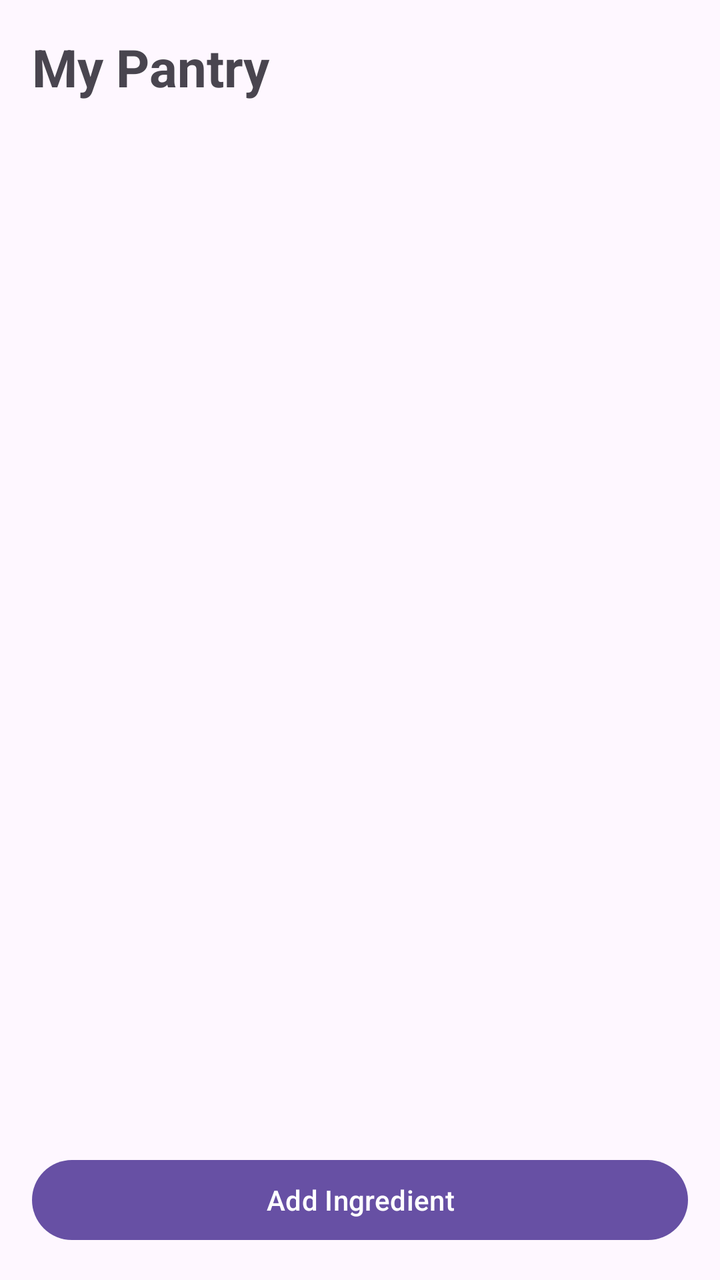
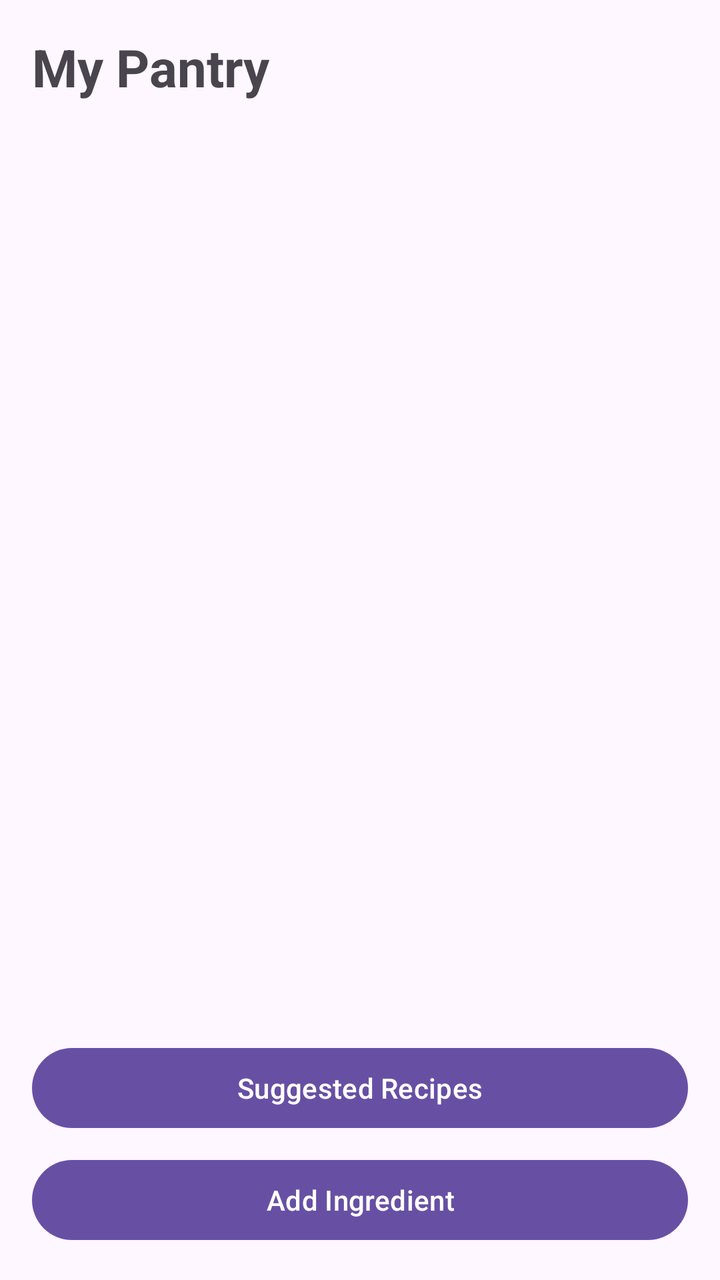

The first picture is an Android layout as it rendered before a commit; the second is the same layout after the commit. The layout source and the unified diff follow.
<!-- AndroidManifest.xml: application theme Theme.SmartPantryManager -->
<!-- res/layout/activity_main.xml -->
<?xml version="1.0" encoding="utf-8"?>
<LinearLayout xmlns:android="http://schemas.android.com/apk/res/android"
    android:layout_width="match_parent"
    android:layout_height="match_parent"
    android:orientation="vertical"
    android:padding="16dp">

    <TextView
        android:id="@+id/tvPantryTitle"
        android:layout_width="wrap_content"
        android:layout_height="wrap_content"
        android:text="My Pantry"
        android:textSize="26sp"
        android:textStyle="bold"
        android:layout_marginBottom="12dp" />

    <androidx.recyclerview.widget.RecyclerView
        android:id="@+id/recyclerViewPantry"
        android:layout_width="match_parent"
        android:layout_height="0dp"
        android:layout_weight="1" />

    <Button
        android:id="@+id/btnAddIngredient"
        android:layout_width="match_parent"
        android:layout_height="wrap_content"
        android:text="Add Ingredient" />

</LinearLayout>
<!-- resources referenced by this layout -->
<resources>
  <style name="Theme.SmartPantryManager" parent="Base.Theme.SmartPantryManager" />
  <style name="Base.Theme.SmartPantryManager" parent="Theme.Material3.DayNight.NoActionBar">
          
          
      </style>
</resources>

<!-- the commit's change to res/layout/activity_main.xml (unified diff, before → after) -->
@@ -21,6 +21,13 @@
         android:layout_weight="1" />
 
     <Button
+        android:id="@+id/btnSuggestedRecipes"
+        android:layout_width="match_parent"
+        android:layout_height="wrap_content"
+        android:layout_marginBottom="8dp"
+        android:text="Suggested Recipes" />
+
+    <Button
         android:id="@+id/btnAddIngredient"
         android:layout_width="match_parent"
         android:layout_height="wrap_content"
